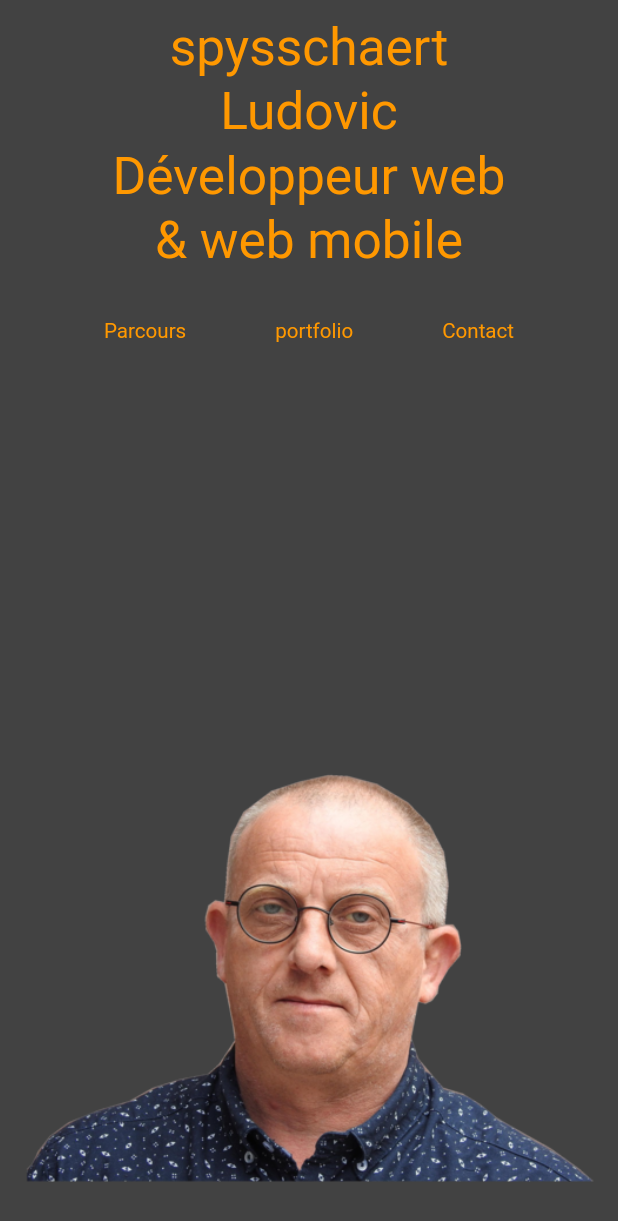
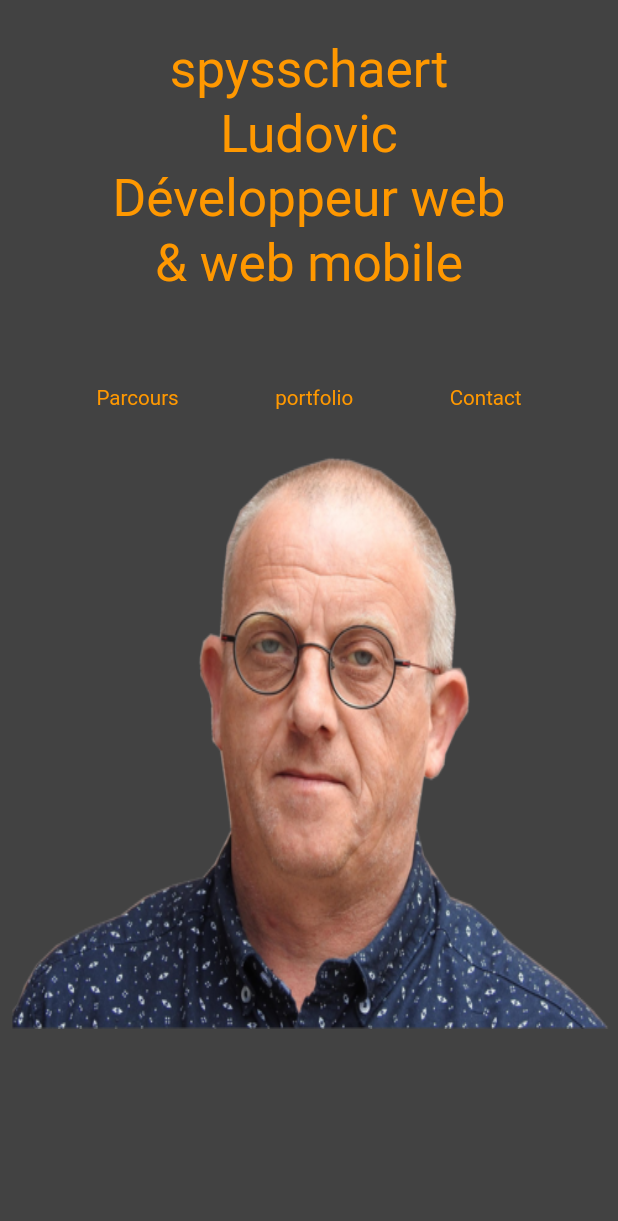
Before and after one commit to pickypou/mon_site_cv, a Flutter app: the screen it shows after launch, on a phone screen of 412 x 824 dp. Shown: the top 1221 px of the screen. Run offline on Flutter 3.47's test engine with Material 3 defaults, Android fonts, the phone set to English and light mode, and no system bars; Roboto replaces fonts that are missing (LORA, lato).

Commit message:
mise en place de ImageProfile

```diff
--- a/lib/ui/common/widgets/image_profile/image_profile.dart
+++ b/lib/ui/common/widgets/image_profile/image_profile.dart
@@ -7,13 +7,15 @@ class ImageProfile extends StatelessWidget {
 
   @override
   Widget build(BuildContext context) {
-    return Container(
-      height: MediaQuery.sizeOf(context).height,
-      width: MediaQuery.sizeOf(context).width * 2.1,
-      decoration:  const BoxDecoration(
-        image: DecorationImage(
-            image: AssetImage(ImageProfile.imagePath), ),
+    return SizedBox(
+      height: MediaQuery.sizeOf(context).height /2,
+      width: MediaQuery.sizeOf(context).width ,
+         child:
+      Image.asset(
+        ImageProfile.imagePath,
+        fit: BoxFit.fill,
       ),
+
     );
   }
 }
--- a/lib/ui/common/widgets/route_button/route_button.dart
+++ b/lib/ui/common/widgets/route_button/route_button.dart
@@ -3,7 +3,7 @@ import 'package:mon_site_cv/ui/common/theme/theme.dart';
 
 class RouteButton extends StatefulWidget {
   final String text;
-  const RouteButton({Key? key, required this.text}) : super(key: key);
+  const RouteButton({super.key, required this.text});
 
   @override
   _RouteButtonState createState() => _RouteButtonState();
--- a/lib/ui/home_page/home_page.dart
+++ b/lib/ui/home_page/home_page.dart
@@ -5,63 +5,63 @@ import 'package:mon_site_cv/ui/common/widgets/image_profile/image_profile.dart';
 import '../common/widgets/route_button/route_button.dart';
 
 class HomePage extends StatelessWidget {
-  const HomePage({super.key});
+  const HomePage({super.key, Key? key});
 
   @override
   Widget build(BuildContext context) {
-    if ( MediaQuery.sizeOf(context).width < 650) {
+    final screenWidth = MediaQuery.of(context).size.width;
+
+    if (screenWidth < 650) {
       return Center(
-        child:
-        Padding(
-          padding: const EdgeInsets.all(10),
+        child: Padding(
+          padding: const EdgeInsets.fromLTRB(0, 25, 0, 0),
           child: Column(
             mainAxisAlignment: MainAxisAlignment.center,
             children: [
-              Text('spysschaert', style: titleStyleMedium(context),
-              ),
-              Text('Ludovic', style: titleStyleMedium(context),
-              ),
-              Text('Développeur web', style: titleStyleMedium(context),
-              ),
-              Text('& web mobile', style: titleStyleMedium(context),
-              ),
-              const SizedBox(height: 30,),
+              Text('spysschaert', style: titleStyleMedium(context)),
+              Text('Ludovic', style: titleStyleMedium(context)),
+              Text('Développeur web', style: titleStyleMedium(context)),
+              Text('& web mobile', style: titleStyleMedium(context)),
+              const SizedBox(height: 60),
               const Row(
                 mainAxisAlignment: MainAxisAlignment.spaceEvenly,
                 children: [
                   RouteButton(text: 'Parcours'),
                   RouteButton(text: 'portfolio'),
-                  RouteButton(text: 'Contact')
+                  RouteButton(text: 'Contact'),
                 ],
               ),
-
-              const SizedBox(
-                child: Column(
-                  mainAxisAlignment: MainAxisAlignment.center,
-                  crossAxisAlignment:  CrossAxisAlignment.end,
+              Stack(
                 children: [
-                    ImageProfile()
+                  ImageProfile(),
                 ],
               ),
-              )
             ],
           ),
         ),
       );
-    }else {
-      return
-        Padding(
+    } else {
+      return Padding(
         padding: const EdgeInsets.all(10),
         child: Column(
           mainAxisAlignment: MainAxisAlignment.center,
           children: [
-              Text('spysschaert', style: titleStyleMedium(context),
+            Text('spysschaert', style: titleStyleMedium(context)),
+            Text('Ludovic', style: titleStyleMedium(context)),
+            Text('Développeur web', style: titleStyleMedium(context)),
+            Text('& web mobile', style: titleStyleMedium(context)),
+            const SizedBox(height: 30),
+            const Row(
+              mainAxisAlignment: MainAxisAlignment.spaceEvenly,
+              children: [
+                RouteButton(text: 'Parcours'),
+                RouteButton(text: 'portfolio'),
+                RouteButton(text: 'Contact'),
+              ],
             ),
-              Text('Ludovic', style: titleStyleMedium(context),)
           ],
         ),
       );
-
     }
   }
 }
```
Lines whose indentation alone changed are shown as unchanged.
